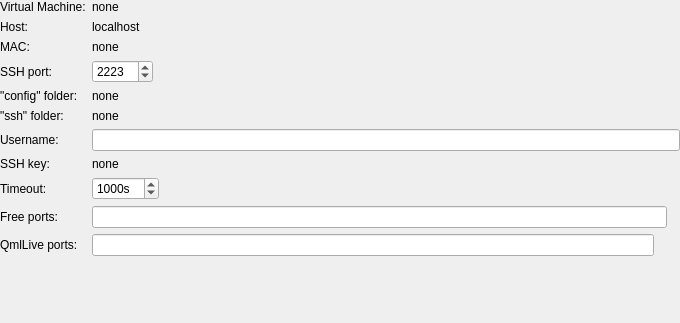
Before: the Qt Designer form src/plugins/mer/meremulatordevicewidget.ui in sailfishos/sailfish-qtcreator, drawn with Qt 5.
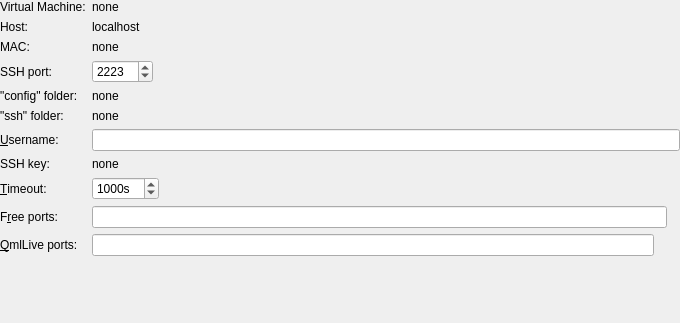
After: the same form once the commit is applied.

What changed in the file:
```diff
--- a/src/plugins/mer/meremulatordevicewidget.ui
+++ b/src/plugins/mer/meremulatordevicewidget.ui
@@ -178,7 +178,7 @@
    <item row="6" column="0">
     <widget class="QLabel" name="userNameLabel">
      <property name="text">
-      <string>Username:</string>
+      <string>&amp;Username:</string>
      </property>
      <property name="buddy">
       <cstring>userLineEdit</cstring>
@@ -221,7 +221,7 @@
    <item row="8" column="0">
     <widget class="QLabel" name="connectionTimeoutLabel">
      <property name="text">
-      <string>Timeout:</string>
+      <string>&amp;Timeout:</string>
      </property>
      <property name="buddy">
       <cstring>timeoutSpinBox</cstring>
@@ -253,7 +253,7 @@
    <item row="9" column="0">
     <widget class="QLabel" name="freePortsLabel">
      <property name="text">
-      <string>Free ports:</string>
+      <string>F&amp;ree ports:</string>
      </property>
      <property name="buddy">
       <cstring>portsLineEdit</cstring>
@@ -281,7 +281,10 @@
    <item row="10" column="0">
     <widget class="QLabel" name="qmlLivePortsLabel">
      <property name="text">
-      <string>QmlLive ports:</string>
+      <string>&amp;QmlLive ports:</string>
+     </property>
+     <property name="buddy">
+      <cstring>qmlLivePortsLineEdit</cstring>
      </property>
     </widget>
    </item>
```
Left out of the diff: 10 changed lines with no effect on the pictures.
